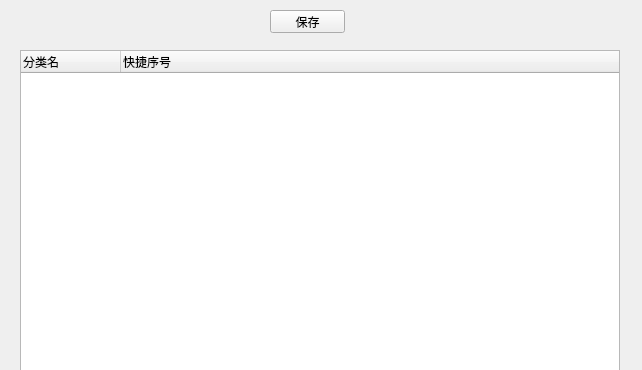
First picture: the form in sorttherecordnamelikedir.ui, repository yaojiang375/TimeRecord5th, before the edit.
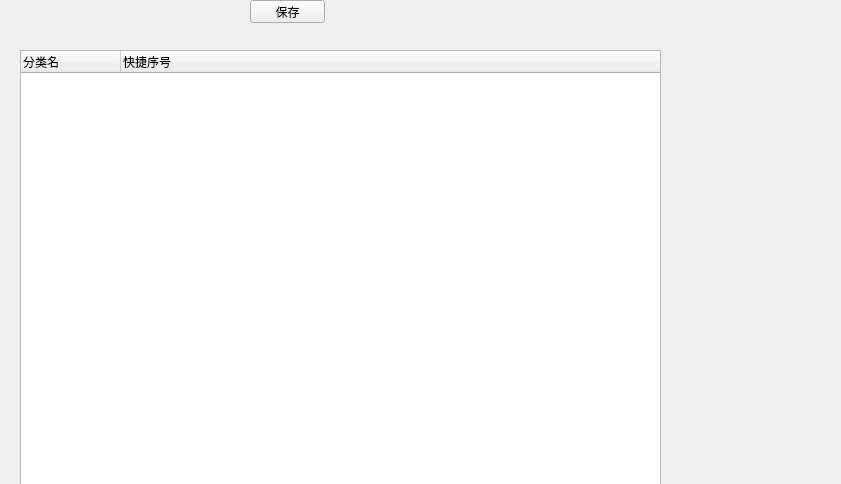
Second picture: the form after the edit.

```diff
--- a/sorttherecordnamelikedir.ui
+++ b/sorttherecordnamelikedir.ui
@@ -6,8 +6,8 @@
    <rect>
     <x>0</x>
     <y>0</y>
-    <width>642</width>
-    <height>370</height>
+    <width>841</width>
+    <height>484</height>
    </rect>
   </property>
   <property name="baseSize">
@@ -27,8 +27,8 @@
     <rect>
      <x>20</x>
      <y>50</y>
-     <width>600</width>
-     <height>321</height>
+     <width>641</width>
+     <height>441</height>
     </rect>
    </property>
    <property name="sizePolicy">
@@ -37,6 +37,18 @@
      <verstretch>0</verstretch>
     </sizepolicy>
    </property>
+   <property name="minimumSize">
+    <size>
+     <width>600</width>
+     <height>321</height>
+    </size>
+   </property>
+   <property name="maximumSize">
+    <size>
+     <width>900</width>
+     <height>642</height>
+    </size>
+   </property>
    <property name="baseSize">
     <size>
      <width>0</width>
@@ -102,8 +114,8 @@
   <widget class="QPushButton" name="pushButton">
    <property name="geometry">
     <rect>
-     <x>270</x>
-     <y>10</y>
+     <x>250</x>
+     <y>0</y>
      <width>75</width>
      <height>23</height>
     </rect>
```
